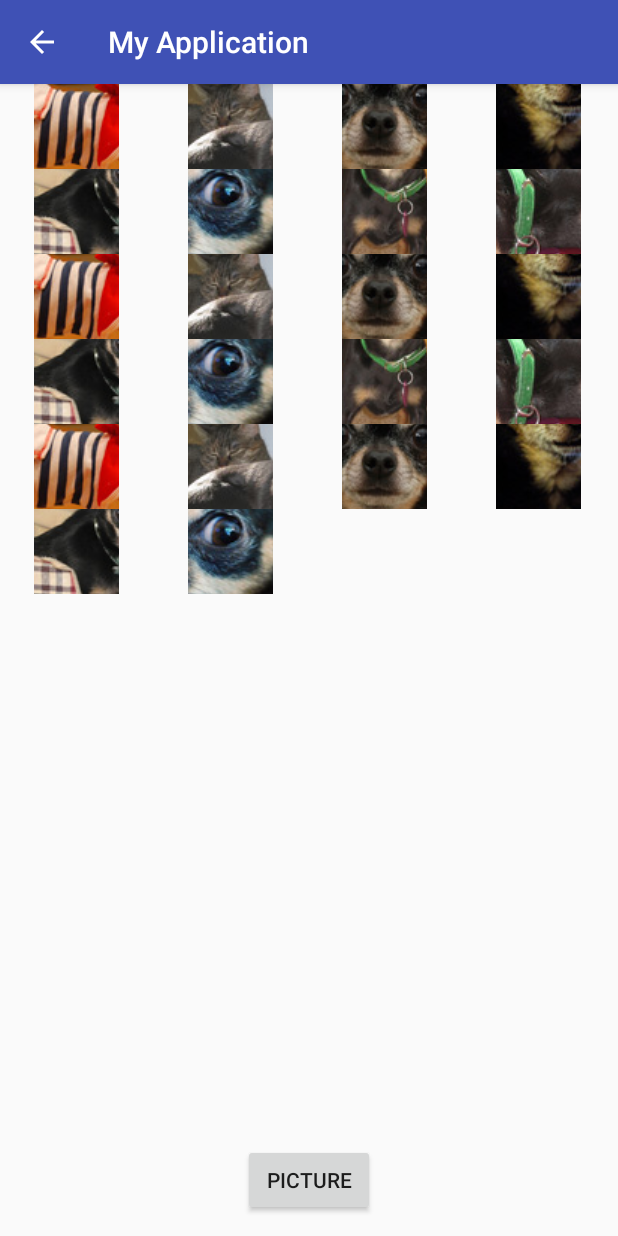
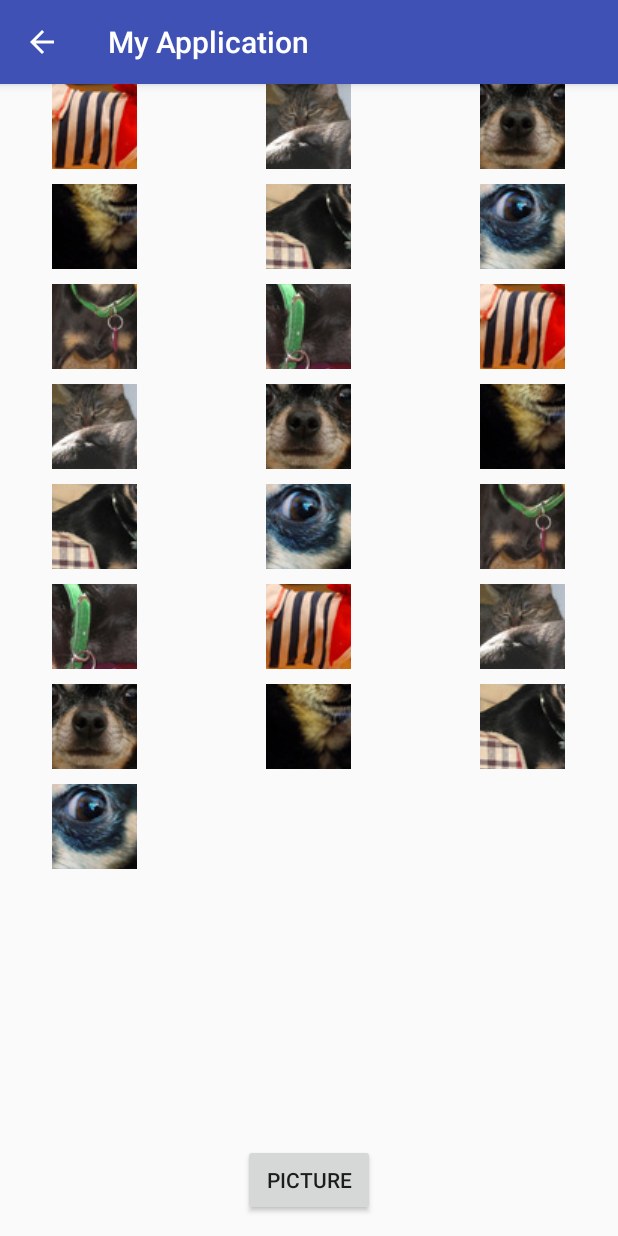
Before and after one commit to jaeyoung0909/CS496_project1, an Android app: the Picture screen opened directly, with no data from a screen before it, on a phone screen of 412 x 824 dp. Run offline under Robolectric (Android 15) with nearby library versions, the phone set to English and light mode, and no system bars.

Commit message:
change picture

```diff
--- a/ThreeTab/app/src/main/res/layout/activity_picture.xml
+++ b/ThreeTab/app/src/main/res/layout/activity_picture.xml
@@ -9,17 +9,19 @@
     <GridView
         android:id="@+id/gridview"
         android:layout_width="fill_parent"
-        android:layout_height="0dip"
+        android:layout_height="wrap_content"
         android:layout_weight="1"
         android:clipChildren="true"
-        android:columnWidth="100dp"
+        android:columnWidth="108dp"
         android:gravity="center"
         android:numColumns="auto_fit"
+        android:verticalSpacing="10dip"
+        android:horizontalSpacing = "17dip"
         android:scrollbars="none"
         android:stretchMode="columnWidth" >
     </GridView>
 
-    <LinearLayout
+    <RelativeLayout
         android:layout_width="fill_parent"
         android:layout_height="wrap_content"
         android:gravity="center"
@@ -36,6 +38,6 @@
             android:layout_marginTop="8dp"
             android:text="picture"
              />
-    </LinearLayout>
+    </RelativeLayout>
 
 </LinearLayout>
```
